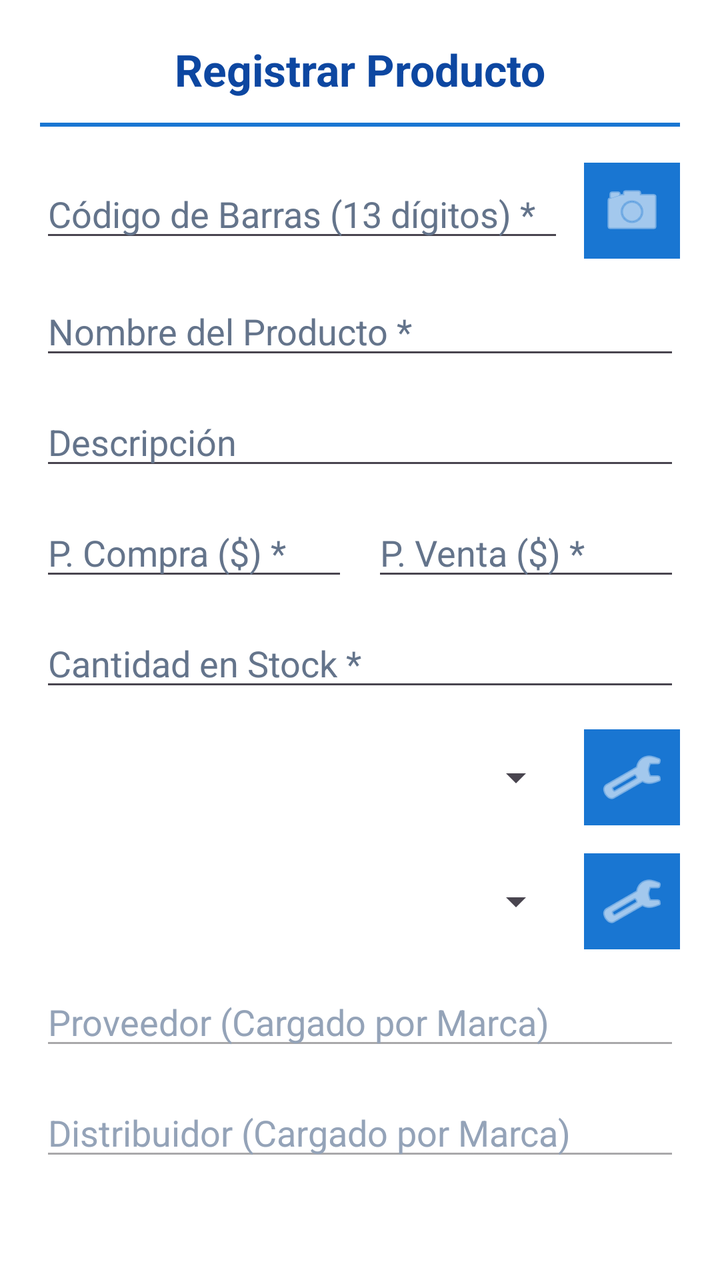
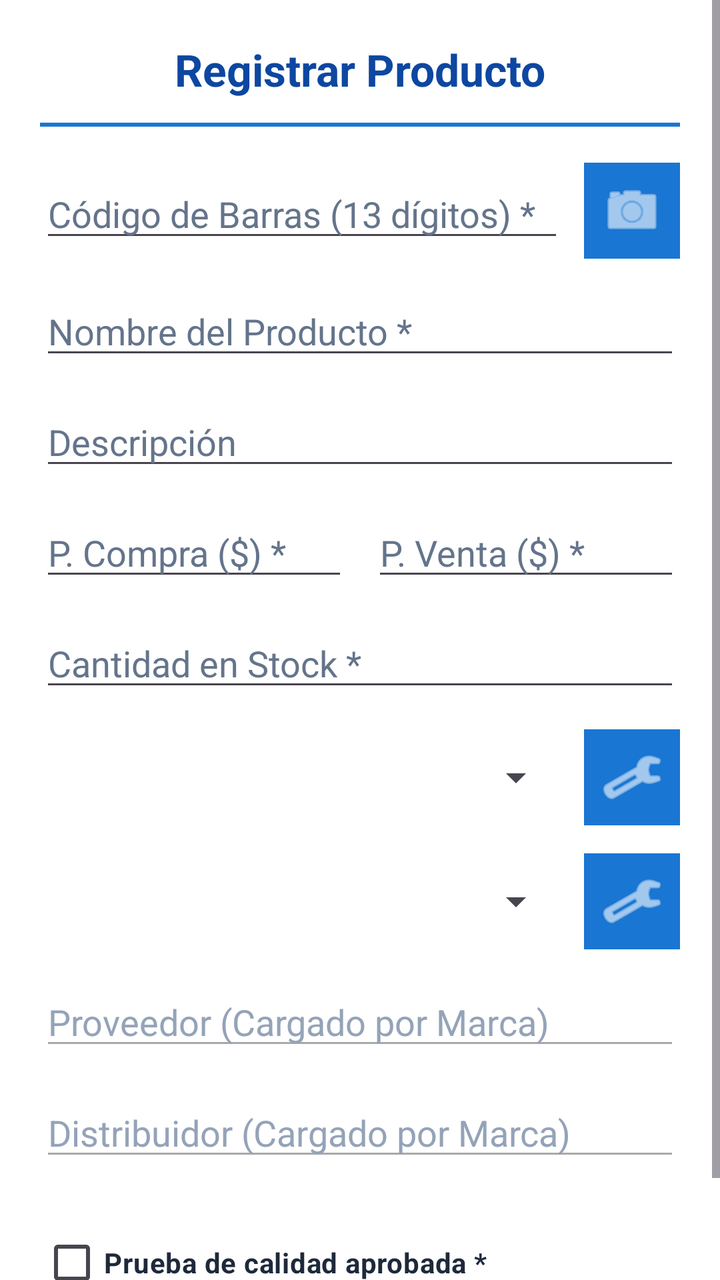

Screens rendered from an Android XML layout before and after an edit, with the pre-edit source and the edit as a unified diff.
<!-- AndroidManifest.xml: application theme Theme.CrudProductos -->
<!-- res/layout/dialog_formulario_producto.xml -->
<?xml version="1.0" encoding="utf-8"?>
<ScrollView xmlns:android="http://schemas.android.com/apk/res/android"
    android:layout_width="match_parent"
    android:layout_height="wrap_content"
    android:fillViewport="true"
    android:background="#FFFFFF">

    <LinearLayout
        android:layout_width="match_parent"
        android:layout_height="wrap_content"
        android:orientation="vertical"
        android:padding="20dp"
        android:background="#FFFFFF">

        
        <TextView
            android:id="@+id/tvTituloFormulario"
            android:layout_width="match_parent"
            android:layout_height="wrap_content"
            android:text="Registrar Producto"
            android:textSize="22sp"
            android:textStyle="bold"
            android:textColor="#0D47A1"
            android:gravity="center"
            android:layout_marginBottom="12dp" />

        
        <View
            android:layout_width="match_parent"
            android:layout_height="2dp"
            android:background="#1976D2"
            android:layout_marginBottom="18dp" />

        
        <LinearLayout
            android:layout_width="match_parent"
            android:layout_height="wrap_content"
            android:orientation="horizontal"
            android:gravity="center_vertical"
            android:layout_marginBottom="14dp">

            <EditText
                android:id="@+id/etCodigoForm"
                android:layout_width="0dp"
                android:layout_height="wrap_content"
                android:layout_weight="1"
                android:hint="Código de Barras (13 dígitos) *"
                android:textColor="#1E293B"
                android:textColorHint="#64748B"
                android:inputType="number"
                android:maxLength="13" />

            <ImageButton
                android:id="@+id/btnEscanearFormulario"
                android:layout_width="48dp"
                android:layout_height="48dp"
                android:layout_marginStart="10dp"
                android:background="#1976D2"
                android:src="@android:drawable/ic_menu_camera"
                android:tint="#FFFFFF"
                android:contentDescription="Escanear Código" />
        </LinearLayout>

        
        <EditText
            android:id="@+id/etNombreForm"
            android:layout_width="match_parent"
            android:layout_height="wrap_content"
            android:hint="Nombre del Producto *"
            android:textColor="#1E293B"
            android:textColorHint="#64748B"
            android:layout_marginBottom="14dp" />

        
        <EditText
            android:id="@+id/etDescForm"
            android:layout_width="match_parent"
            android:layout_height="wrap_content"
            android:hint="Descripción"
            android:textColor="#1E293B"
            android:textColorHint="#64748B"
            android:layout_marginBottom="14dp" />

        
        <LinearLayout
            android:layout_width="match_parent"
            android:layout_height="wrap_content"
            android:orientation="horizontal"
            android:layout_marginBottom="14dp">

            <EditText
                android:id="@+id/etPrecioCompraForm"
                android:layout_width="0dp"
                android:layout_height="wrap_content"
                android:layout_weight="1"
                android:hint="P. Compra ($) *"
                android:textColor="#1E293B"
                android:textColorHint="#64748B"
                android:inputType="numberDecimal"
                android:maxLength="7" />

            <Space
                android:layout_width="12dp"
                android:layout_height="1dp" />

            <EditText
                android:id="@+id/etPrecioVentaForm"
                android:layout_width="0dp"
                android:layout_height="wrap_content"
                android:layout_weight="1"
                android:hint="P. Venta ($) *"
                android:textColor="#1E293B"
                android:textColorHint="#64748B"
                android:inputType="numberDecimal"
                android:maxLength="7" />
        </LinearLayout>

        
        <EditText
            android:id="@+id/etStockForm"
            android:layout_width="match_parent"
            android:layout_height="wrap_content"
            android:hint="Cantidad en Stock *"
            android:textColor="#1E293B"
            android:textColorHint="#64748B"
            android:inputType="number"
            android:maxLength="4"
            android:layout_marginBottom="14dp" />

        
        <LinearLayout
            android:layout_width="match_parent"
            android:layout_height="wrap_content"
            android:orientation="horizontal"
            android:gravity="center_vertical"
            android:layout_marginBottom="14dp">

            <Spinner
                android:id="@+id/spinnerCategoriaForm"
                android:layout_width="0dp"
                android:layout_height="wrap_content"
                android:layout_weight="1" />

            <ImageButton
                android:id="@+id/btnConfigCategoria"
                android:layout_width="48dp"
                android:layout_height="48dp"
                android:layout_marginStart="10dp"
                android:background="#1976D2"
                android:src="@android:drawable/ic_menu_manage"
                android:tint="#FFFFFF"
                android:contentDescription="Gestionar Categoría" />
        </LinearLayout>

        
        <LinearLayout
            android:layout_width="match_parent"
            android:layout_height="wrap_content"
            android:orientation="horizontal"
            android:gravity="center_vertical"
            android:layout_marginBottom="14dp">

            <Spinner
                android:id="@+id/spinnerMarcaForm"
                android:layout_width="0dp"
                android:layout_height="wrap_content"
                android:layout_weight="1" />

            <ImageButton
                android:id="@+id/btnConfigMarca"
                android:layout_width="48dp"
                android:layout_height="48dp"
                android:layout_marginStart="10dp"
                android:background="#1976D2"
                android:src="@android:drawable/ic_menu_manage"
                android:tint="#FFFFFF"
                android:contentDescription="Gestionar Marca" />
        </LinearLayout>

        
        <EditText
            android:id="@+id/etProveedorForm"
            android:layout_width="match_parent"
            android:layout_height="wrap_content"
            android:hint="Proveedor (Cargado por Marca)"
            android:textColor="#475569"
            android:textColorHint="#94A3B8"
            android:enabled="false"
            android:layout_marginBottom="14dp" />

        
        <EditText
            android:id="@+id/etDistribuidorForm"
            android:layout_width="match_parent"
            android:layout_height="wrap_content"
            android:hint="Distribuidor (Cargado por Marca)"
            android:textColor="#475569"
            android:textColorHint="#94A3B8"
            android:enabled="false"
            android:layout_marginBottom="14dp" />

    </LinearLayout>
</ScrollView>
<!-- resources referenced by this layout -->
<resources>
  <style name="Theme.CrudProductos" parent="Base.Theme.CrudProductos" />
  <style name="Base.Theme.CrudProductos" parent="Theme.Material3.DayNight.NoActionBar">
          
          
      </style>
</resources>

<!-- the commit's change to res/layout/dialog_formulario_producto.xml (unified diff, before → after) -->
@@ -199,5 +199,17 @@
             android:enabled="false"
             android:layout_marginBottom="14dp" />
 
+        
+        <CheckBox
+            android:id="@+id/cbPruebaCalidad"
+            android:layout_width="match_parent"
+            android:layout_height="wrap_content"
+            android:layout_marginTop="8dp"
+            android:layout_marginBottom="20dp"
+            android:text="Prueba de calidad aprobada *"
+            android:textColor="#1E293B"
+            android:textSize="14sp"
+            android:textStyle="bold" />
+
     </LinearLayout>
 </ScrollView>
